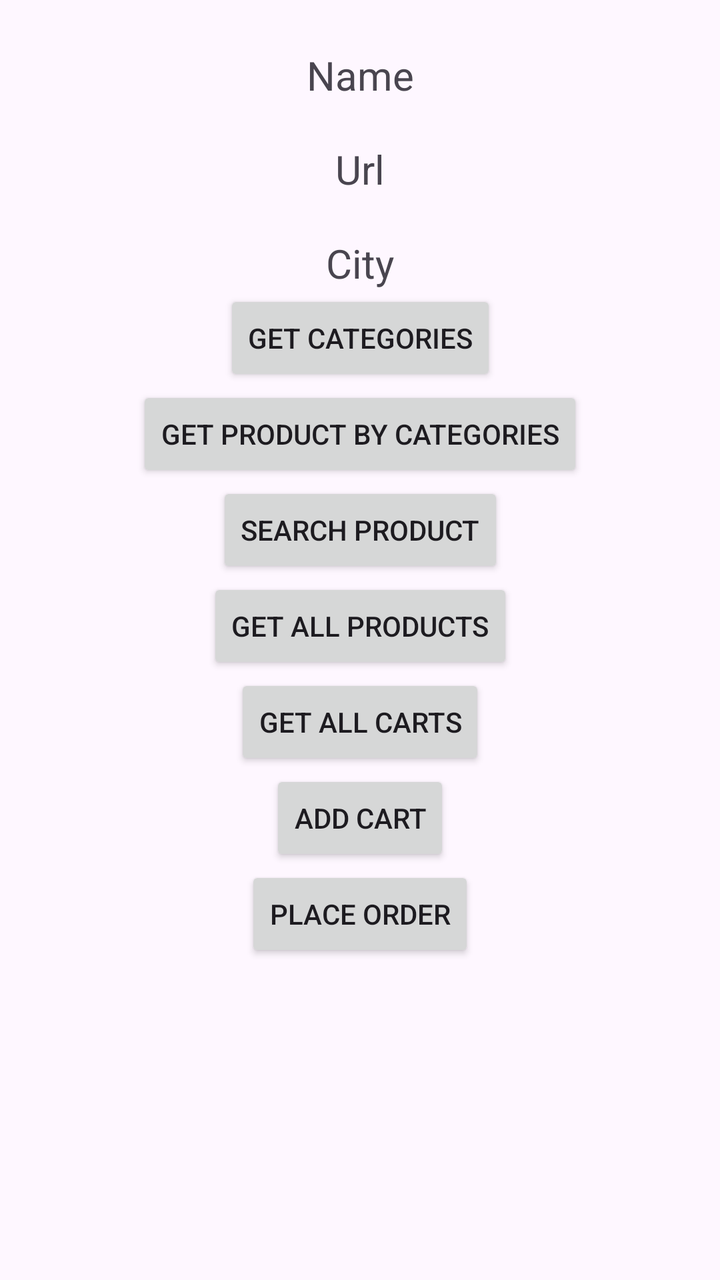
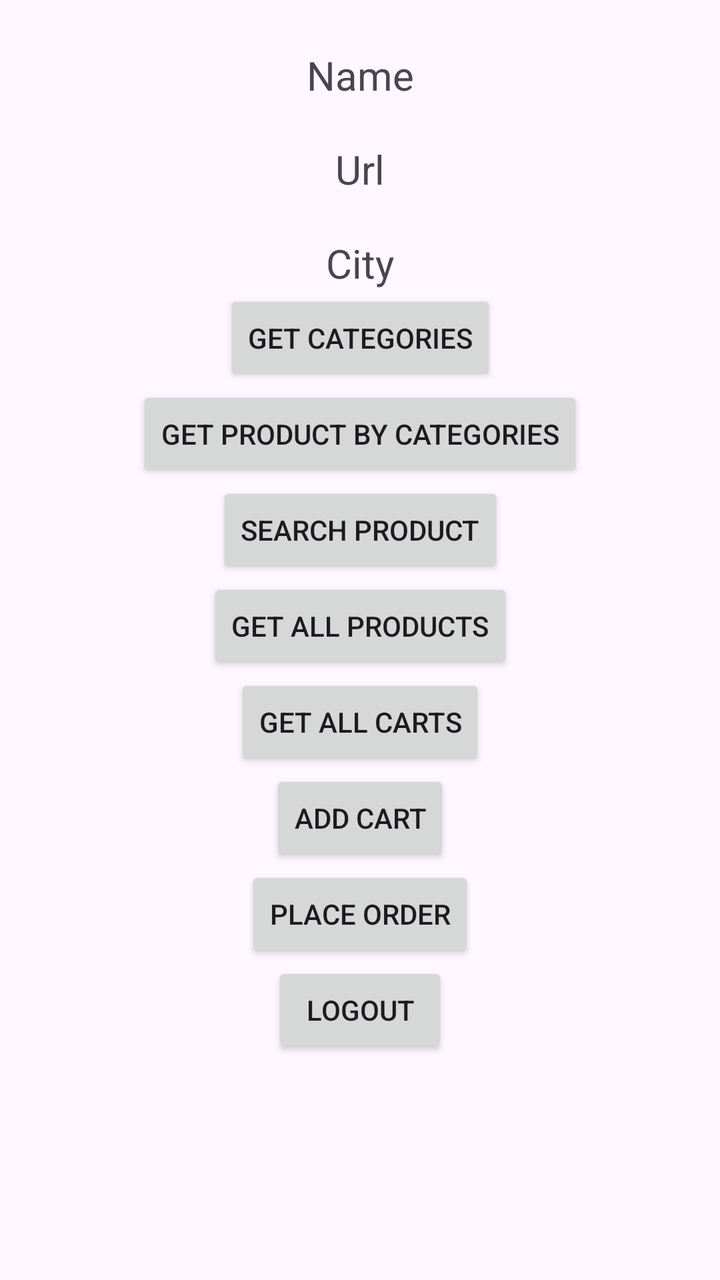

Two renders of the same Android screen: before a commit and after it. Below are the layout's source before the change and the commit's diff.
<!-- AndroidManifest.xml: application theme Theme.ShopNova -->
<!-- res/layout/activity_main.xml -->
<?xml version="1.0" encoding="utf-8"?>
<androidx.constraintlayout.widget.ConstraintLayout
    xmlns:android="http://schemas.android.com/apk/res/android"
    xmlns:app="http://schemas.android.com/apk/res-auto"
    xmlns:tools="http://schemas.android.com/tools"
    android:layout_width="match_parent"
    android:layout_height="match_parent"
    android:padding="24dp">

    <TextView
        android:id="@+id/tvName"
        android:layout_width="wrap_content"
        android:layout_height="wrap_content"
        android:text="Name"
        android:textSize="20sp"
        app:layout_constraintTop_toTopOf="parent"
        app:layout_constraintStart_toStartOf="parent"
        app:layout_constraintEnd_toEndOf="parent" />

    <TextView
        android:id="@+id/tvUrl"
        android:layout_width="wrap_content"
        android:layout_height="wrap_content"
        android:text="Url"
        android:textSize="20sp"
        app:layout_constraintTop_toBottomOf="@id/tvName"
        app:layout_constraintStart_toStartOf="parent"
        app:layout_constraintEnd_toEndOf="parent"
        android:layout_marginTop="20dp" />

   <TextView
        android:id="@+id/tvCity"
        android:layout_width="wrap_content"
        android:layout_height="wrap_content"
        android:text="City"
        android:textSize="20sp"
        app:layout_constraintTop_toBottomOf="@id/tvUrl"
        app:layout_constraintStart_toStartOf="parent"
        app:layout_constraintEnd_toEndOf="parent"
        android:layout_marginTop="20dp" />

    
    <ProgressBar android:id="@+id/pb"
        android:layout_width="wrap_content"
        android:layout_height="wrap_content"
        app:layout_constraintStart_toStartOf="parent"
        app:layout_constraintEnd_toEndOf="parent"
        app:layout_constraintBottom_toBottomOf="parent"
        app:layout_constraintTop_toTopOf="parent"
        android:visibility="gone" />

   

    <Button
        android:id="@+id/btnGetCategories"
        android:layout_width="wrap_content"
        android:layout_height="wrap_content"
        android:text="Get Categories"
        app:layout_constraintTop_toBottomOf="@id/tvCity"
        app:layout_constraintStart_toStartOf="parent"
        app:layout_constraintEnd_toEndOf="parent"  />

    <Button
        android:id="@+id/btnGetProductByCategories"
        android:layout_width="wrap_content"
        android:layout_height="wrap_content"
        android:text="Get Product By Categories"
        app:layout_constraintTop_toBottomOf="@id/btnGetCategories"
        app:layout_constraintStart_toStartOf="parent"
        app:layout_constraintEnd_toEndOf="parent"  />

    <Button
        android:id="@+id/btnSearchProduct"
        android:layout_width="wrap_content"
        android:layout_height="wrap_content"
        android:text="Search Product"
        app:layout_constraintTop_toBottomOf="@id/btnGetProductByCategories"
        app:layout_constraintStart_toStartOf="parent"
        app:layout_constraintEnd_toEndOf="parent" />

    <Button
        android:id="@+id/btnGetAllProducts"
        android:layout_width="wrap_content"
        android:layout_height="wrap_content"
        android:text="Get All Products"
        app:layout_constraintTop_toBottomOf="@id/btnSearchProduct"
        app:layout_constraintStart_toStartOf="parent"
        app:layout_constraintEnd_toEndOf="parent"  />

    <Button
        android:id="@+id/btnGetAllCarts"
        android:layout_width="wrap_content"
        android:layout_height="wrap_content"
        android:text="Get All Carts"
        app:layout_constraintTop_toBottomOf="@id/btnGetAllProducts"
        app:layout_constraintStart_toStartOf="parent"
        app:layout_constraintEnd_toEndOf="parent"  />

    <Button
        android:id="@+id/btnAddCart"
        android:layout_width="wrap_content"
        android:layout_height="wrap_content"
        android:text="Add Cart"
        app:layout_constraintTop_toBottomOf="@id/btnGetAllCarts"
        app:layout_constraintStart_toStartOf="parent"
        app:layout_constraintEnd_toEndOf="parent"  />
    <Button
        android:id="@+id/btnPlaceOrder"
        android:layout_width="wrap_content"
        android:layout_height="wrap_content"
        android:text="Place Order"
        app:layout_constraintTop_toBottomOf="@id/btnAddCart"
        app:layout_constraintStart_toStartOf="parent"
        app:layout_constraintEnd_toEndOf="parent"  />
</androidx.constraintlayout.widget.ConstraintLayout>
<!-- resources referenced by this layout -->
<resources>
  <style name="Theme.ShopNova" parent="Base.Theme.ShopNova" />
  <style name="Base.Theme.ShopNova" parent="Theme.Material3.DayNight.NoActionBar">
          
          
      </style>
</resources>

<!-- the commit's change to res/layout/activity_main.xml (unified diff, before → after) -->
@@ -112,4 +112,13 @@
         app:layout_constraintTop_toBottomOf="@id/btnAddCart"
         app:layout_constraintStart_toStartOf="parent"
         app:layout_constraintEnd_toEndOf="parent"  />
+
+    <Button
+        android:id="@+id/btnLogout"
+        android:layout_width="wrap_content"
+        android:layout_height="wrap_content"
+        android:text="Logout"
+        app:layout_constraintTop_toBottomOf="@id/btnPlaceOrder"
+        app:layout_constraintStart_toStartOf="parent"
+        app:layout_constraintEnd_toEndOf="parent"  />
 </androidx.constraintlayout.widget.ConstraintLayout>
